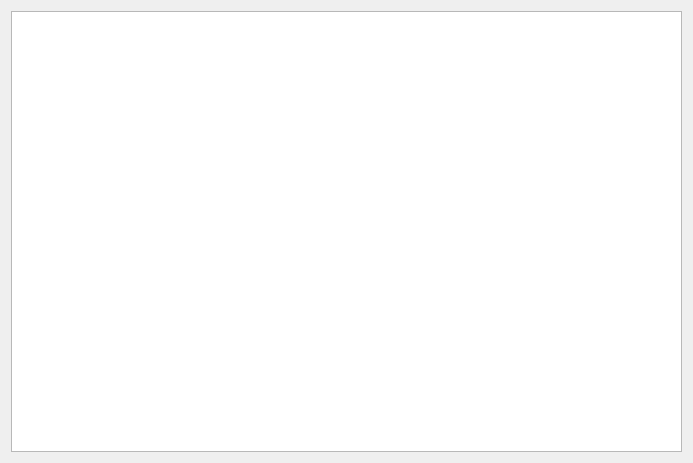
Before: the Qt Designer form src/cfclient/ui/tabs/consoleTab.ui in bitcraze/crazyflie-clients-python, drawn with Qt 5.
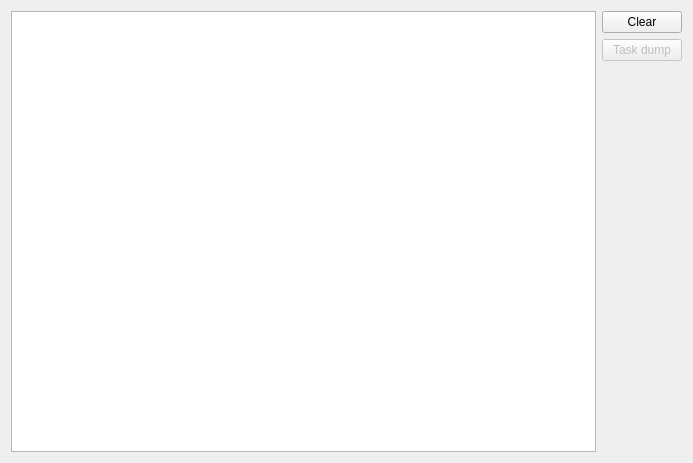
After: the same form once the commit is applied.

Commit message: Added “Clear” and “Task dump” buttons to the console tab. Closes #278

Diff of the .ui file:
```diff
--- a/src/cfclient/ui/tabs/consoleTab.ui
+++ b/src/cfclient/ui/tabs/consoleTab.ui
@@ -13,12 +13,49 @@
   <property name="windowTitle">
    <string>Form</string>
   </property>
-  <layout class="QVBoxLayout" name="verticalLayout">
+  <layout class="QHBoxLayout" name="horizontalLayout">
    <item>
-    <layout class="QGridLayout" name="gridLayout">
-     <item row="0" column="0">
+    <layout class="QHBoxLayout" name="horizontalLayout_2">
+     <item>
       <widget class="QTextEdit" name="console"/>
      </item>
+     <item>
+      <layout class="QVBoxLayout" name="verticalLayout">
+       <item>
+        <widget class="QPushButton" name="_clearButton">
+         <property name="text">
+          <string>Clear</string>
+         </property>
+        </widget>
+       </item>
+       <item>
+        <widget class="QPushButton" name="_dumpSystemLoadButton">
+         <property name="enabled">
+          <bool>false</bool>
+         </property>
+         <property name="text">
+          <string>Task dump</string>
+         </property>
+         <property name="checkable">
+          <bool>false</bool>
+         </property>
+        </widget>
+       </item>
+       <item>
+        <spacer name="verticalSpacer">
+         <property name="orientation">
+          <enum>Qt::Vertical</enum>
+         </property>
+         <property name="sizeHint" stdset="0">
+          <size>
+           <width>20</width>
+           <height>40</height>
+          </size>
+         </property>
+        </spacer>
+       </item>
+      </layout>
+     </item>
     </layout>
    </item>
   </layout>
```
The commit also changes 1 other file.
